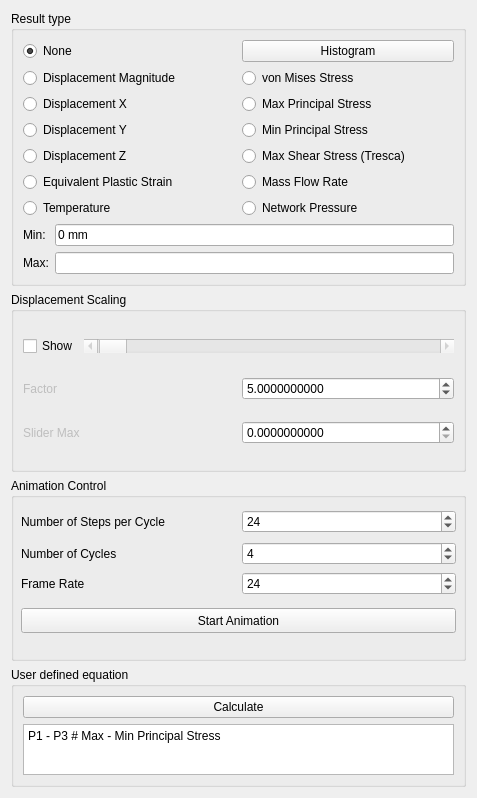
southseact-3d/fcd, file src/Mod/Fem/Gui/Resources/ui/ResultShow.ui: the form before one commit.
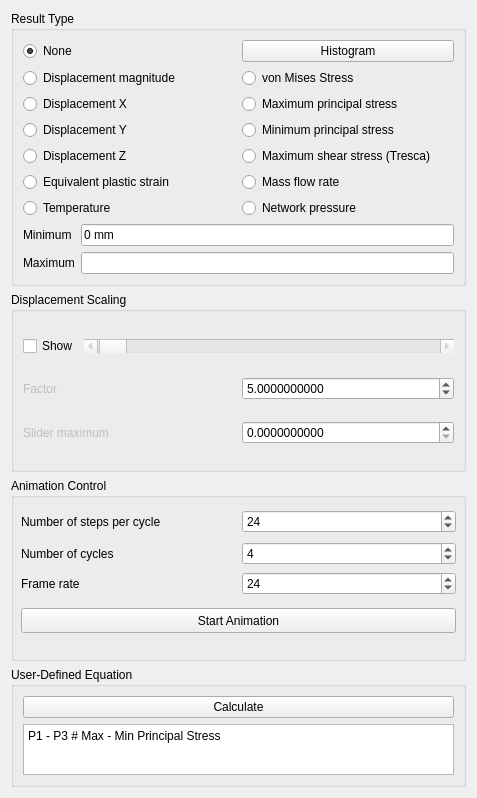
The form after the commit. Custom widgets are drawn as their Qt base class.

```diff
--- a/src/Mod/Fem/Gui/Resources/ui/ResultShow.ui
+++ b/src/Mod/Fem/Gui/Resources/ui/ResultShow.ui
@@ -23,7 +23,7 @@
       </size>
      </property>
      <property name="title">
-      <string>Result type</string>
+      <string>Result Type</string>
      </property>
      <layout class="QVBoxLayout" name="verticalLayout">
       <item>
@@ -53,7 +53,7 @@
            </size>
           </property>
           <property name="text">
-           <string>Displacement Magnitude</string>
+           <string>Displacement magnitude</string>
           </property>
          </widget>
         </item>
@@ -80,7 +80,7 @@
         <item row="2" column="1">
          <widget class="QRadioButton" name="rb_maxprin">
           <property name="text">
-           <string>Max Principal Stress</string>
+           <string>Maximum principal stress</string>
           </property>
          </widget>
         </item>
@@ -100,7 +100,7 @@
         <item row="3" column="1">
          <widget class="QRadioButton" name="rb_minprin">
           <property name="text">
-           <string>Min Principal Stress</string>
+           <string>Minimum principal stress</string>
           </property>
          </widget>
         </item>
@@ -120,7 +120,7 @@
         <item row="4" column="1">
          <widget class="QRadioButton" name="rb_max_shear_stress">
           <property name="text">
-           <string>Max Shear Stress (Tresca)</string>
+           <string>Maximum shear stress (Tresca)</string>
           </property>
          </widget>
         </item>
@@ -133,14 +133,14 @@
            </size>
           </property>
           <property name="text">
-           <string>Equivalent Plastic Strain</string>
+           <string>Equivalent plastic strain</string>
           </property>
          </widget>
         </item>
         <item row="5" column="1">
          <widget class="QRadioButton" name="rb_massflowrate">
           <property name="text">
-           <string>Mass Flow Rate</string>
+           <string>Mass flow rate</string>
           </property>
          </widget>
         </item>
@@ -160,7 +160,7 @@
         <item row="6" column="1">
          <widget class="QRadioButton" name="rb_networkpressure">
           <property name="text">
-           <string>Network Pressure</string>
+           <string>Network pressure</string>
           </property>
          </widget>
         </item>
@@ -178,7 +178,7 @@
         <item row="0" column="0">
          <widget class="QLabel" name="label_4">
           <property name="text">
-           <string>Min:</string>
+           <string>Minimum</string>
           </property>
          </widget>
         </item>
@@ -198,7 +198,7 @@
         <item row="1" column="0">
          <widget class="QLabel" name="label">
           <property name="text">
-           <string>Max:</string>
+           <string>Maximum</string>
           </property>
          </widget>
         </item>
@@ -309,7 +309,7 @@
            <bool>false</bool>
           </property>
           <property name="text">
-           <string>Slider Max</string>
+           <string>Slider maximum</string>
           </property>
          </widget>
         </item>
@@ -379,7 +379,7 @@
           </size>
          </property>
          <property name="text">
-          <string>Number of Steps per Cycle</string>
+          <string>Number of steps per cycle</string>
          </property>
         </widget>
        </item>
@@ -426,7 +426,7 @@
           </size>
          </property>
          <property name="text">
-          <string>Number of Cycles</string>
+          <string>Number of cycles</string>
          </property>
         </widget>
        </item>
@@ -464,7 +464,7 @@
           </size>
          </property>
          <property name="text">
-          <string>Frame Rate</string>
+          <string>Frame rate</string>
          </property>
         </widget>
        </item>
@@ -519,7 +519,7 @@
       </size>
      </property>
      <property name="title">
-      <string>User defined equation</string>
+      <string>User-Defined Equation</string>
      </property>
      <layout class="QVBoxLayout" name="verticalLayout_3">
       <item>
```
Left out of the diff: 2 changed lines with no effect on the pictures.
